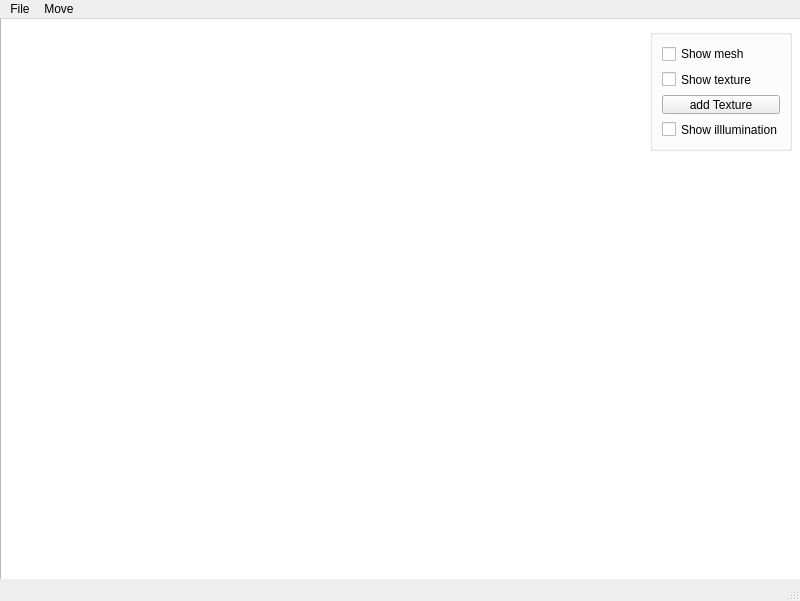
First picture: the form in forms/mainwindow.ui, repository RenatDW/CompGraph, before the edit.
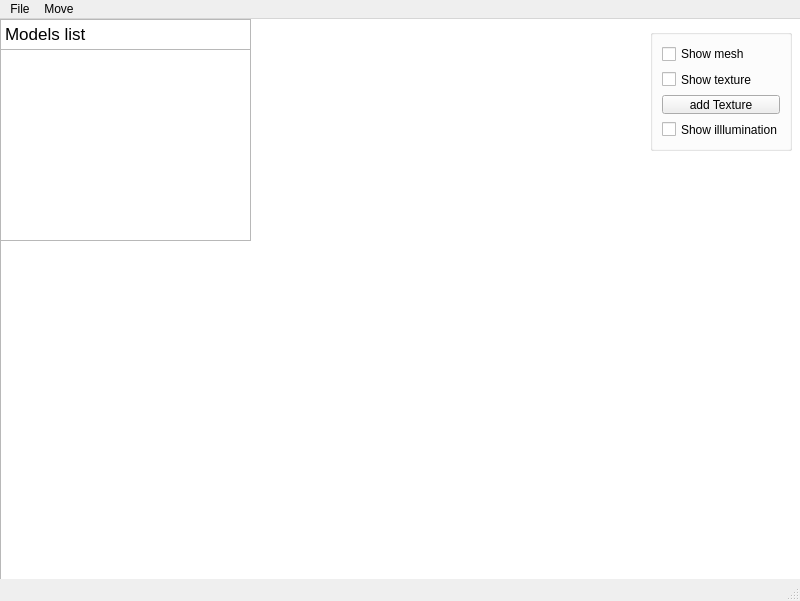
Second picture: the form after the edit.

Commit message: add QListWidget with models and enhance rotate-scale method now transformation only selected models #4

```diff
--- a/forms/mainwindow.ui
+++ b/forms/mainwindow.ui
@@ -64,6 +64,36 @@
      </item>
     </layout>
    </widget>
+   <widget class="QListWidget" name="listWidget">
+    <property name="geometry">
+     <rect>
+      <x>0</x>
+      <y>30</y>
+      <width>251</width>
+      <height>192</height>
+     </rect>
+    </property>
+   </widget>
+   <widget class="QTextEdit" name="textEdit">
+    <property name="geometry">
+     <rect>
+      <x>0</x>
+      <y>0</y>
+      <width>251</width>
+      <height>31</height>
+     </rect>
+    </property>
+    <property name="html">
+     <string>&lt;!DOCTYPE HTML PUBLIC &quot;-//W3C//DTD HTML 4.0//EN&quot; &quot;http://www.w3.org/TR/REC-html40/strict.dtd&quot;&gt;
+&lt;html&gt;&lt;head&gt;&lt;meta name=&quot;qrichtext&quot; content=&quot;1&quot; /&gt;&lt;meta charset=&quot;utf-8&quot; /&gt;&lt;style type=&quot;text/css&quot;&gt;
+p, li { white-space: pre-wrap; }
+hr { height: 1px; border-width: 0; }
+li.unchecked::marker { content: &quot;\2610&quot;; }
+li.checked::marker { content: &quot;\2612&quot;; }
+&lt;/style&gt;&lt;/head&gt;&lt;body style=&quot; font-family:'.AppleSystemUIFont'; font-size:13pt; font-weight:400; font-style:normal;&quot;&gt;
+&lt;p style=&quot; margin-top:0px; margin-bottom:0px; margin-left:0px; margin-right:0px; -qt-block-indent:0; text-indent:0px;&quot;&gt;Models list&lt;/p&gt;&lt;/body&gt;&lt;/html&gt;</string>
+    </property>
+   </widget>
   </widget>
   <widget class="QMenuBar" name="menubar">
    <property name="geometry">
```
Left out of the diff: 2 changed lines with no effect on the pictures. The commit also changes 3 other files.
